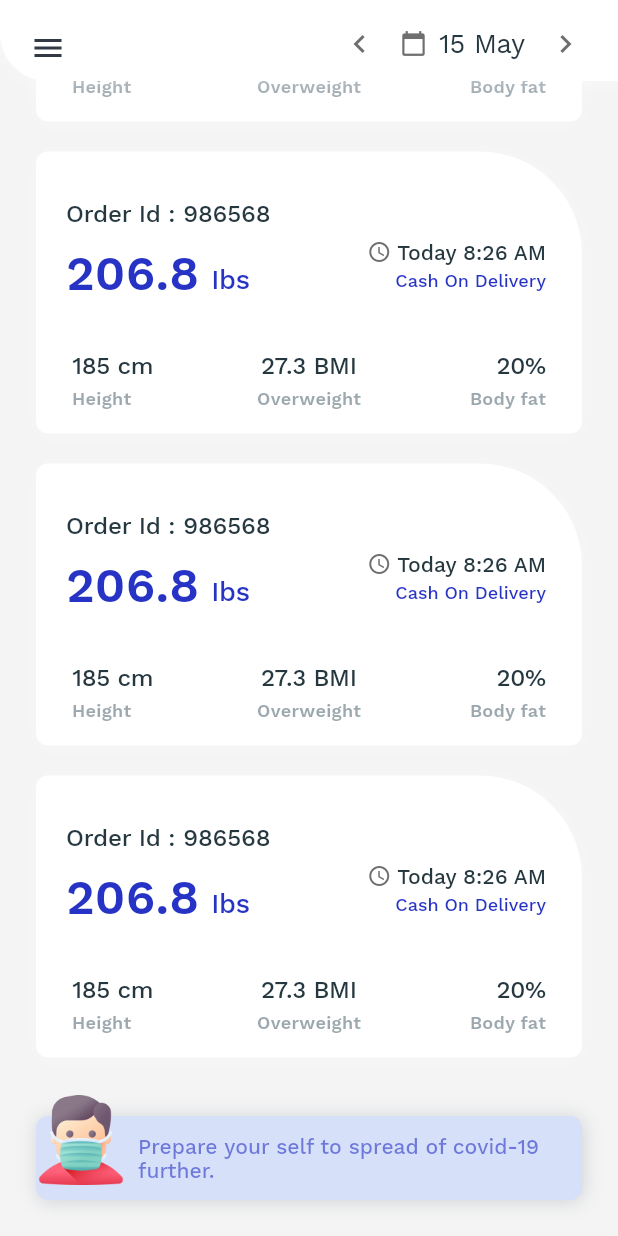
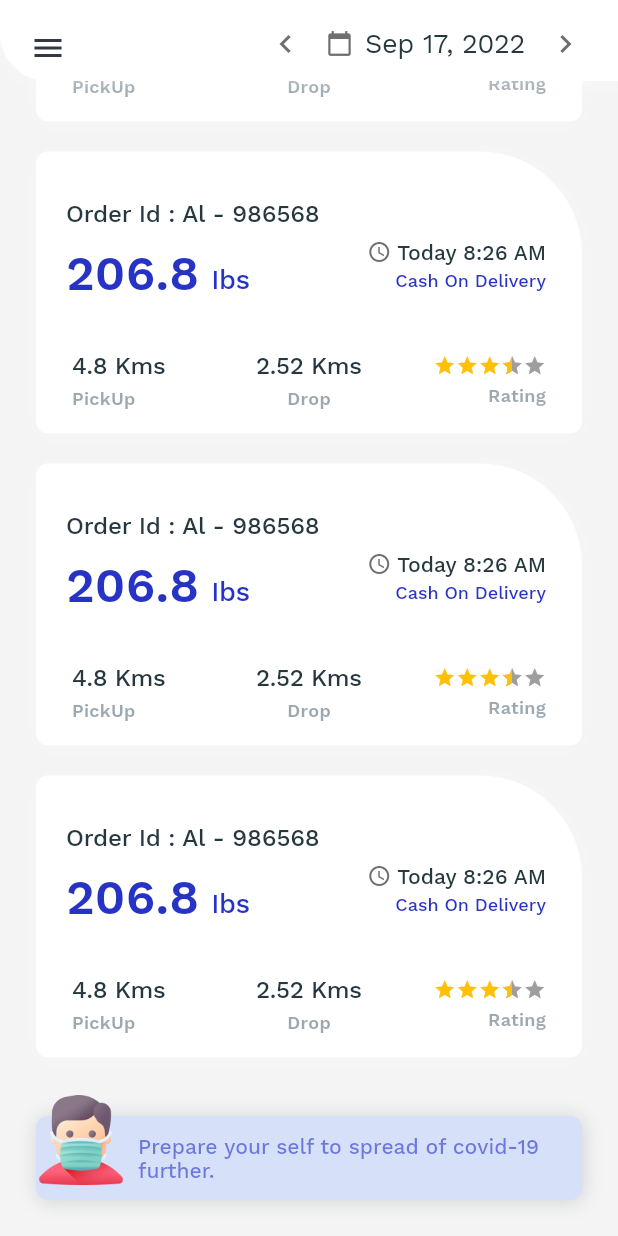
Before and after one commit to sharanji/food_delivery, a Flutter app: the screen it shows after launch, scrolled down 684 dp, on a phone screen of 412 x 824 dp. Run offline on Flutter 3.47's test engine with Material 2 defaults, Android fonts, the phone set to English and light mode, and no system bars; drawn by our look-alikes of flutter_rating_bar; our stand-ins replace carousel_slider, device_info_plus, feather_icons_flutter, flutter_svg, google_maps_flutter, loading_indicator and 4 more; missing offline and left inert: flutter_background_service, flutter_background_service_android, flutter_polyline_points.

Commit message:
End of septemer 17

```diff
--- a/lib/components/map_route.dart
+++ b/lib/components/map_route.dart
@@ -66,6 +66,7 @@
   Future<void> getPolyPoints() async {
     await fetchLocation();
 
+    if (polylineCoordinates.isNotEmpty) return;
     PolylinePoints polylinePoints = PolylinePoints();
     PolylineResult result = await polylinePoints.getRouteBetweenCoordinates(
       ApiKeys.googleMapkey, // Your Google Map Key
--- a/lib/screens/dashboard/dashboard.dart
+++ b/lib/screens/dashboard/dashboard.dart
@@ -21,6 +21,7 @@
   DrawerIndex? drawerIndex;
 
   int pageIndex = 0;
+
   String text = 'stop';
   void denyHandler() {
     setState(() {
--- a/lib/screens/my_diary/my_diary_screen.dart
+++ b/lib/screens/my_diary/my_diary_screen.dart
@@ -1,13 +1,10 @@
 import 'package:food_delivery/screens/my_diary/recent_orders.dart';
-import 'package:food_delivery/screens/ui_view/body_measurement.dart';
 import 'package:food_delivery/screens/ui_view/glass_view.dart';
 import 'package:food_delivery/screens/ui_view/mediterranean_diet_view.dart';
 import 'package:food_delivery/screens/ui_view/title_view.dart';
 import 'package:food_delivery/theme.dart';
-import 'package:food_delivery/screens/my_diary/meals_list_view.dart';
-import 'package:food_delivery/screens/my_diary/water_view.dart';
 import 'package:flutter/material.dart';
-import 'package:food_delivery/screens/ui_view/wave_view.dart';
+import 'package:intl/intl.dart';
 
 class MyDiaryScreen extends StatefulWidget {
   const MyDiaryScreen({Key? key}) : super(key: key);
@@ -181,7 +178,7 @@
                         borderRadius:
                             const BorderRadius.all(Radius.circular(32.0)),
                         onTap: () {},
-                        child: Center(
+                        child: const Center(
                           child: Icon(
                             Icons.keyboard_arrow_left,
                             // color: AppTheme.grey,
@@ -196,7 +193,7 @@
                       ),
                       child: Row(
                         children: <Widget>[
-                          Padding(
+                          const Padding(
                             padding: const EdgeInsets.only(right: 8),
                             child: Icon(
                               Icons.calendar_today,
@@ -205,14 +202,15 @@
                             ),
                           ),
                           Text(
-                            '15 May',
+                            DateFormat.yMMMd()
+                                .format(DateTime.now())
+                                .toString(),
                             textAlign: TextAlign.left,
-                            style: TextStyle(
+                            style: const TextStyle(
                               fontFamily: AppTheme.fontName,
                               fontWeight: FontWeight.normal,
                               fontSize: 18,
                               letterSpacing: -0.2,
-                              // color: AppTheme.darkerText,
                             ),
                           ),
                         ],
--- a/lib/screens/my_diary/recent_orders.dart
+++ b/lib/screens/my_diary/recent_orders.dart
@@ -1,3 +1,5 @@
+import 'package:flutter_rating_bar/flutter_rating_bar.dart';
+
 import '../../theme.dart';
 import 'package:flutter/material.dart';
 import 'package:food_delivery/theme.dart';
@@ -11,7 +13,7 @@
   Widget build(BuildContext context) {
     return Column(
       children: [
-        SizedBox(
+        const SizedBox(
           height: 20,
         ),
         orders(context),
@@ -52,7 +54,7 @@
                   const Padding(
                     padding: EdgeInsets.only(left: 4, bottom: 8, top: 16),
                     child: Text(
-                      'Order Id : 986568',
+                      'Order Id : Al - 986568',
                       textAlign: TextAlign.center,
                       style: TextStyle(
                         fontFamily: AppTheme.fontName,
@@ -70,7 +72,7 @@
                       Row(
                         mainAxisAlignment: MainAxisAlignment.center,
                         crossAxisAlignment: CrossAxisAlignment.end,
-                        children: <Widget>[
+                        children: const <Widget>[
                           Padding(
                             padding: const EdgeInsets.only(left: 4, bottom: 3),
                             child: Text(
@@ -106,7 +108,7 @@
                         children: <Widget>[
                           Row(
                             mainAxisAlignment: MainAxisAlignment.center,
-                            children: <Widget>[
+                            children: const <Widget>[
                               Icon(
                                 Icons.access_time,
                                 // color: AppTheme.grey.withOpacity(0.5),
@@ -171,7 +173,7 @@
                       crossAxisAlignment: CrossAxisAlignment.start,
                       children: <Widget>[
                         Text(
-                          '185 cm',
+                          '4.8 Kms',
                           textAlign: TextAlign.center,
                           style: TextStyle(
                             fontFamily: AppTheme.fontName,
@@ -184,7 +186,7 @@
                         Padding(
                           padding: const EdgeInsets.only(top: 6),
                           child: Text(
-                            'Height',
+                            'PickUp',
                             textAlign: TextAlign.center,
                             style: TextStyle(
                               fontFamily: AppTheme.fontName,
@@ -207,7 +209,7 @@
                           crossAxisAlignment: CrossAxisAlignment.center,
                           children: <Widget>[
                             Text(
-                              '27.3 BMI',
+                              '2.52 Kms',
                               textAlign: TextAlign.center,
                               style: TextStyle(
                                 fontFamily: AppTheme.fontName,
@@ -220,7 +222,7 @@
                             Padding(
                               padding: const EdgeInsets.only(top: 6),
                               child: Text(
-                                'Overweight',
+                                'Drop',
                                 textAlign: TextAlign.center,
                                 style: TextStyle(
                                   fontFamily: AppTheme.fontName,
@@ -244,20 +246,20 @@
                           mainAxisAlignment: MainAxisAlignment.center,
                           crossAxisAlignment: CrossAxisAlignment.end,
                           children: <Widget>[
-                            Text(
-                              '20%',
-                              style: TextStyle(
-                                fontFamily: AppTheme.fontName,
-                                fontWeight: FontWeight.w500,
-                                fontSize: 16,
-                                letterSpacing: -0.2,
-                                color: AppTheme.darkText,
+                            RatingBarIndicator(
+                              rating: 3.5,
+                              itemCount: 5,
+                              itemSize: 15.0,
+                              // physics: BouncingScrollPhysics(),
+                              itemBuilder: (context, _) => const Icon(
+                                Icons.star,
+                                color: Colors.amber,
                               ),
                             ),
                             Padding(
                               padding: const EdgeInsets.only(top: 6),
                               child: Text(
-                                'Body fat',
+                                'Rating',
                                 textAlign: TextAlign.center,
                                 style: TextStyle(
                                   fontFamily: AppTheme.fontName,
--- a/pubspec.yaml
+++ b/pubspec.yaml
@@ -56,6 +56,7 @@
   location: ^4.4.0
   url_launcher: ^6.1.5
   flutter_otp_text_field: ^1.1.1
+  flutter_rating_bar: ^4.0.1
 
 dev_dependencies:
   flutter_test:
```
Also changed, not shown: pubspec.lock.
